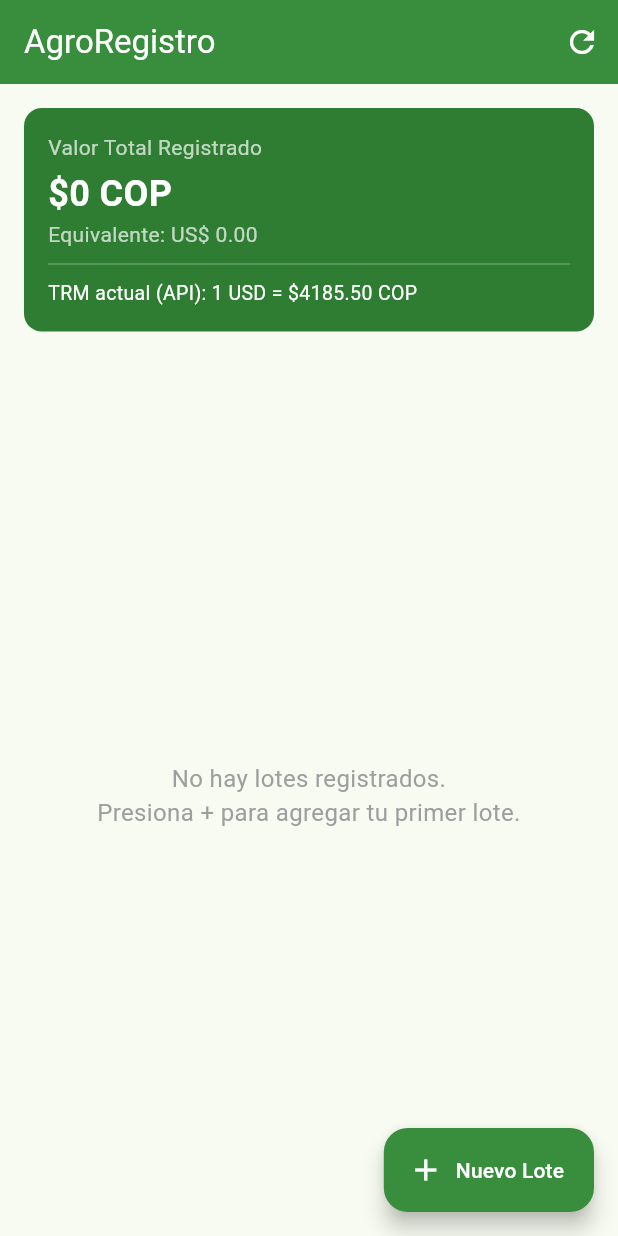
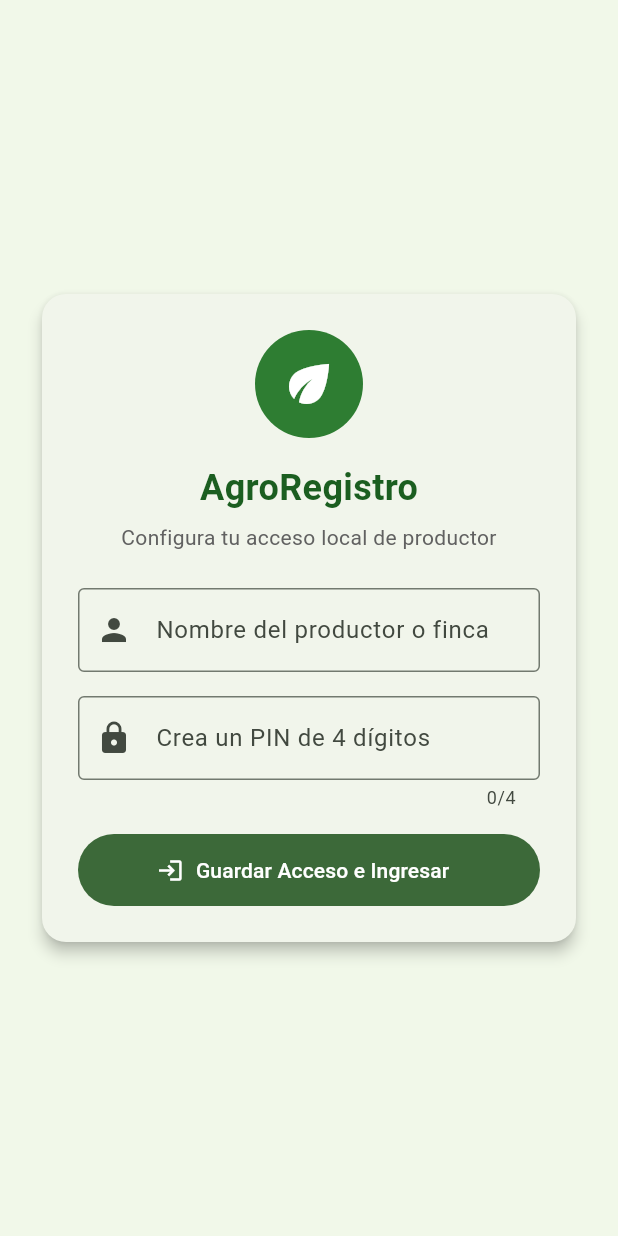
Before and after one commit to caredo/agro_registro, a Flutter app: the screen it shows after launch, on a phone screen of 412 x 824 dp. Run offline on Flutter 3.47's test engine with Material 3 defaults, Android fonts, the phone set to English and light mode, and no system bars; our stand-ins replace shared_preferences.

Commit message:
feat: agrega LoginScreen con PIN local y actualiza README con 4 pantallas

```diff
--- a/lib/main.dart
+++ b/lib/main.dart
@@ -1,5 +1,5 @@
 import 'package:flutter/material.dart';
-import 'screens/home_screen.dart';
+import 'screens/login_screen.dart';
 
 void main() {
   runApp(const AgroRegistroApp());
@@ -14,10 +14,13 @@ class AgroRegistroApp extends StatelessWidget {
       title: 'AgroRegistro',
       debugShowCheckedModeBanner: false,
       theme: ThemeData(
-        colorScheme: ColorScheme.fromSeed(seedColor: Colors.green),
+        colorScheme: ColorScheme.fromSeed(
+          seedColor: const Color(0xFF2E7D32),
+          brightness: Brightness.light,
+        ),
         useMaterial3: true,
       ),
-      home: const HomeScreen(),
+      home: const LoginScreen(),
     );
   }
 }
--- /dev/null
+++ b/lib/screens/login_screen.dart
@@ -0,0 +1,190 @@
+import 'package:flutter/material.dart';
+import 'package:shared_preferences/shared_preferences.dart';
+import 'home_screen.dart';
+
+class LoginScreen extends StatefulWidget {
+  const LoginScreen({super.key});
+
+  @override
+  State<LoginScreen> createState() => _LoginScreenState();
+}
+
+class _LoginScreenState extends State<LoginScreen> {
+  final _formKey = GlobalKey<FormState>();
+  final _nombreController = TextEditingController();
+  final _pinController = TextEditingController();
+
+  bool _cargando = true;
+  bool _cuentaExistente = false;
+  String _nombreGuardado = '';
+  String _pinGuardado = '';
+
+  @override
+  void initState() {
+    super.initState();
+    _verificarPerfilLocal();
+  }
+
+  Future<void> _verificarPerfilLocal() async {
+    final prefs = await SharedPreferences.getInstance();
+    final pin = prefs.getString('productor_pin');
+    final nombre = prefs.getString('productor_nombre');
+
+    setState(() {
+      if (pin != null && pin.isNotEmpty) {
+        _cuentaExistente = true;
+        _pinGuardado = pin;
+        _nombreGuardado = nombre ?? 'Productor';
+      }
+      _cargando = false;
+    });
+  }
+
+  Future<void> _ingresar() async {
+    if (!_formKey.currentState!.validate()) return;
+
+    final prefs = await SharedPreferences.getInstance();
+
+    if (!_cuentaExistente) {
+      // Primer ingreso: guarda el perfil y PIN localmente
+      await prefs.setString('productor_nombre', _nombreController.text.trim());
+      await prefs.setString('productor_pin', _pinController.text.trim());
+    } else {
+      // Ingreso posterior: valida el PIN guardado
+      if (_pinController.text.trim() != _pinGuardado) {
+        if (!mounted) return;
+        ScaffoldMessenger.of(context).showSnackBar(
+          const SnackBar(
+            content: Text('PIN incorrecto. Intenta nuevamente.'),
+            backgroundColor: Colors.redAccent,
+          ),
+        );
+        return;
+      }
+    }
+
+    if (!mounted) return;
+    Navigator.pushReplacement(
+      context,
+      MaterialPageRoute(builder: (_) => const HomeScreen()),
+    );
+  }
+
+  @override
+  void dispose() {
+    _nombreController.dispose();
+    _pinController.dispose();
+    super.dispose();
+  }
+
+  @override
+  Widget build(BuildContext context) {
+    if (_cargando) {
+      return const Scaffold(
+        body: Center(child: CircularProgressIndicator()),
+      );
+    }
+
+    return Scaffold(
+      backgroundColor: const Color(0xFFF1F8E9),
+      body: Center(
+        child: SingleChildScrollView(
+          padding: const EdgeInsets.all(24),
+          child: ConstrainedBox(
+            constraints: const BoxConstraints(maxWidth: 400),
+            child: Card(
+              elevation: 4,
+              shape: RoundedRectangleBorder(
+                borderRadius: BorderRadius.circular(16),
+              ),
+              child: Padding(
+                padding: const EdgeInsets.all(24),
+                child: Form(
+                  key: _formKey,
+                  child: Column(
+                    mainAxisSize: MainAxisSize.min,
+                    children: [
+                      const CircleAvatar(
+                        radius: 36,
+                        backgroundColor: Color(0xFF2E7D32),
+                        child: Icon(Icons.eco, size: 40, color: Colors.white),
+                      ),
+                      const SizedBox(height: 16),
+                      const Text(
+                        'AgroRegistro',
+                        style: TextStyle(
+                          fontSize: 24,
+                          fontWeight: FontWeight.bold,
+                          color: Color(0xFF1B5E20),
+                        ),
+                      ),
+                      const SizedBox(height: 6),
+                      Text(
+                        _cuentaExistente
+                            ? 'Hola de nuevo, $_nombreGuardado'
+                            : 'Configura tu acceso local de productor',
+                        textAlign: TextAlign.center,
+                        style: TextStyle(color: Colors.grey[700]),
+                      ),
+                      const SizedBox(height: 24),
+                      if (!_cuentaExistente) ...[
+                        TextFormField(
+                          controller: _nombreController,
+                          decoration: const InputDecoration(
+                            labelText: 'Nombre del productor o finca',
+                            prefixIcon: Icon(Icons.person),
+                            border: OutlineInputBorder(),
+                          ),
+                          validator: (value) {
+                            if (value == null || value.trim().isEmpty) {
+                              return 'Ingresa tu nombre';
+                            }
+                            return null;
+                          },
+                        ),
+                        const SizedBox(height: 16),
+                      ],
+                      TextFormField(
+                        controller: _pinController,
+                        obscureText: true,
+                        maxLength: 4,
+                        keyboardType: TextInputType.number,
+                        decoration: InputDecoration(
+                          labelText: _cuentaExistente
+                              ? 'Ingresa tu PIN de 4 dígitos'
+                              : 'Crea un PIN de 4 dígitos',
+                          prefixIcon: const Icon(Icons.lock),
+                          border: const OutlineInputBorder(),
+                        ),
+                        validator: (value) {
+                          if (value == null || value.trim().length != 4) {
+                            return 'El PIN debe tener exactamente 4 dígitos';
+                          }
+                          return null;
+                        },
+                      ),
+                      const SizedBox(height: 16),
+                      SizedBox(
+                        width: double.infinity,
+                        height: 48,
+                        child: FilledButton.icon(
+                          onPressed: _ingresar,
+                          icon: const Icon(Icons.login),
+                          label: Text(
+                            _cuentaExistente
+                                ? 'Ingresar al Inventario'
+                                : 'Guardar Acceso e Ingresar',
+                          ),
+                        ),
+                      ),
+                    ],
+                  ),
+                ),
+              ),
+            ),
+          ),
+        ),
+      ),
+    );
+  }
+}
```
Also changed, not shown: docs/images/login.png (added), flutter_02.png (added), 1 other file.
